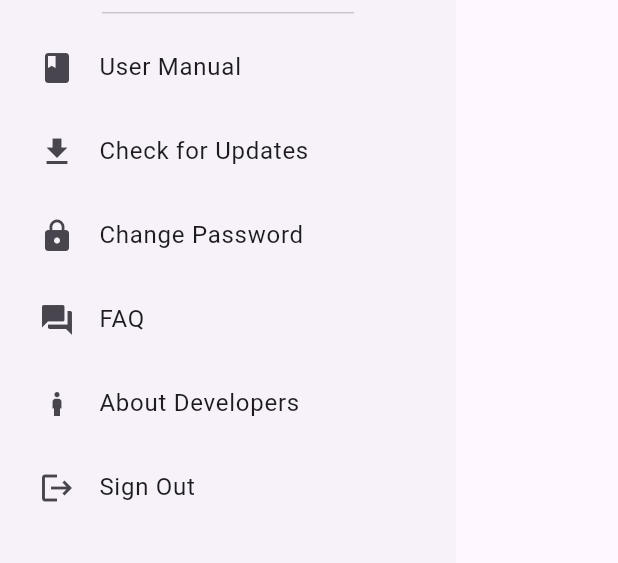
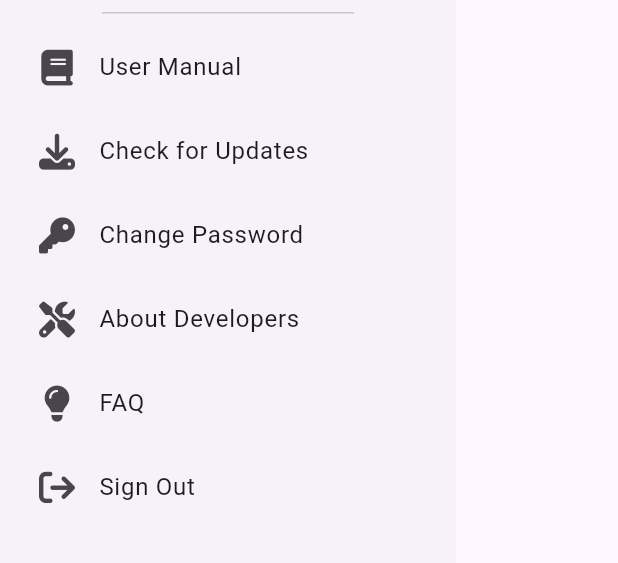
Before and after one commit to gabrielSantoc/myEUC-x-Supabase, a Flutter app: the MyDrawer widget shown alone on an empty page, opened directly, on a phone screen of 412 x 824 dp, the part 228-791 px from its top. Run offline on Flutter 3.47's test engine with Material 3 defaults, Android fonts, the phone set to English and light mode, and no system bars; our stand-ins replace convex_bottom_bar, flutter_markdown, font_awesome_flutter, hive, hive_flutter, loading_animation_widget and 2 more; missing offline and left inert: mailto, onesignal_flutter; accounts and stored records are empty; network calls fail.

Commit message:
update icons update workflow artifacts

```diff
--- a/lib/components/my_drawer.dart
+++ b/lib/components/my_drawer.dart
@@ -1,4 +1,5 @@
 import 'package:flutter/material.dart';
+import 'package:font_awesome_flutter/font_awesome_flutter.dart';
 import 'package:myeuc_x_supabase/auth/auth.dart';
 import 'package:myeuc_x_supabase/auth/update_password.dart';
 import 'package:myeuc_x_supabase/components/FAQ_screen.dart';
@@ -31,7 +32,8 @@ class MyDrawer extends StatelessWidget {
           Padding(
             padding: const EdgeInsets.only(left: 10.0),
             child: ListTile(
-              leading: const Icon(Icons.book),
+              // leading: const Icon(Icons.book),
+              leading: const Icon(FontAwesomeIcons.book),
               title: const Text('User Manual'),
               onTap: () => {
                 Navigator.push(context, MaterialPageRoute(builder: (context)=> Manual()))
@@ -42,7 +44,8 @@ class MyDrawer extends StatelessWidget {
           Padding(
             padding: const EdgeInsets.only(left: 10.0),
             child: ListTile(
-              leading: const Icon(Icons.download),
+              // leading: const Icon(Icons.download),
+              leading: const Icon(FontAwesomeIcons.download),
               title: const Text('Check for Updates'),
               onTap: () async{
 
@@ -58,7 +61,8 @@ class MyDrawer extends StatelessWidget {
           Padding(
             padding: const EdgeInsets.only(left: 10.0),
             child: ListTile(
-              leading: const Icon(Icons.lock),
+              // leading: const Icon(Icons.lock),
+              leading: const Icon(FontAwesomeIcons.key),
               title: const Text('Change Password'),
               onTap: () => {
                 Navigator.push(context, MaterialPageRoute(builder: (context)=> const ChangePasswordScreen()))
@@ -69,18 +73,8 @@ class MyDrawer extends StatelessWidget {
           Padding(
             padding: const EdgeInsets.only(left: 10.0),
             child: ListTile(
-              leading: const Icon(Icons.question_answer),
-              title: const Text('FAQ'),
-              onTap: () => {
-                Navigator.push(context, MaterialPageRoute(builder: (context)=> const FAQScreen()))
-              },
-            ),
-          ),
-
-          Padding(
-            padding: const EdgeInsets.only(left: 10.0),
-            child: ListTile(
-              leading: const Icon(Icons.boy_outlined),
+              // leading: const Icon(Icons.boy_outlined),
+              leading: const Icon(FontAwesomeIcons.screwdriverWrench),
               title: const Text('About Developers'),
               onTap: () => {
                 Navigator.push(context, MaterialPageRoute(builder: (context)=> const AboutDevelopersScreen()))
@@ -91,7 +85,22 @@ class MyDrawer extends StatelessWidget {
           Padding(
             padding: const EdgeInsets.only(left: 10.0),
             child: ListTile(
-              leading: const Icon(Icons.logout),
+              leading:  const Icon(FontAwesomeIcons.solidLightbulb),
+              // leading:  Icon(Icons.question_answer),
+              title: const Text('FAQ'),
+              onTap: () => {
+                Navigator.push(context, MaterialPageRoute(builder: (context)=> const FAQScreen()))
+              },
+            ),
+          ),
+
+
+
+          Padding(
+            padding: const EdgeInsets.only(left: 10.0),
+            child: ListTile(
+              // leading: const Icon(Icons.logout),
+              leading: const Icon(FontAwesomeIcons.arrowRightFromBracket),
               title: const Text('Sign Out'),
               onTap: () async{
                 LoadingDialog.showLoading(context);
```
Also changed, not shown: 1 other file.
